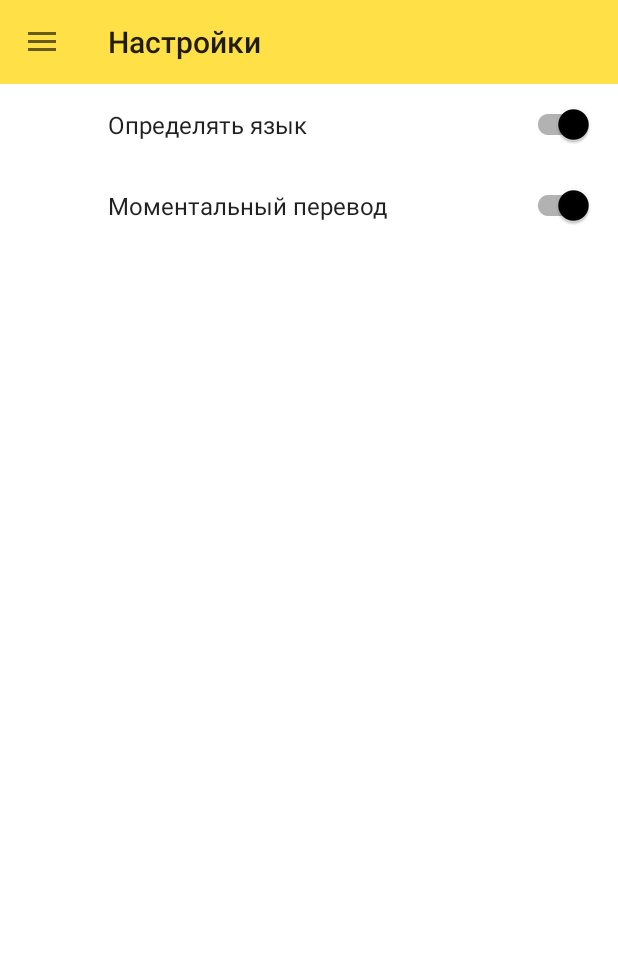
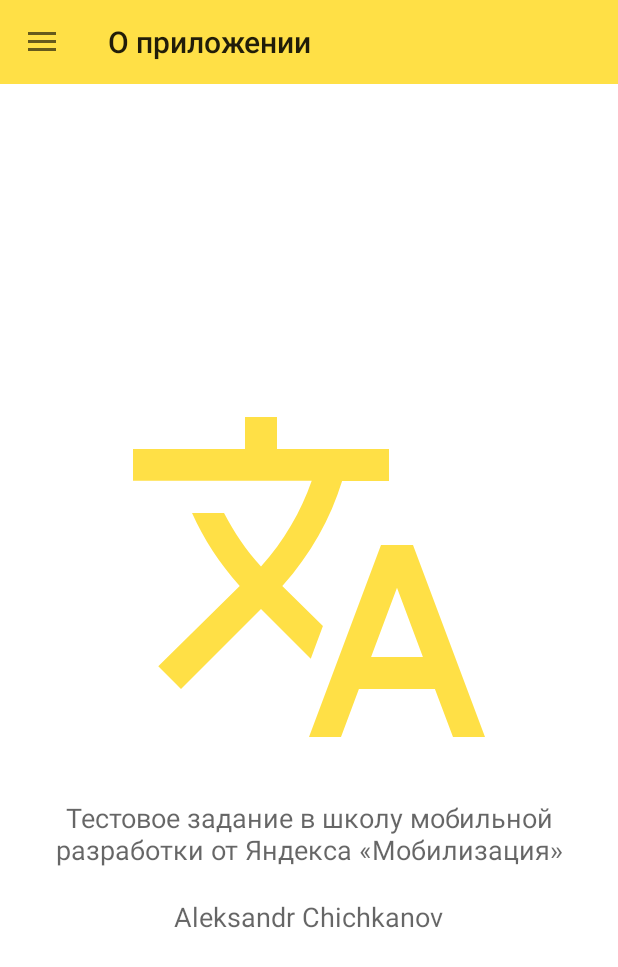
Before and after one commit to chichkanov/Yandex_Translate, an Android app: the screen it shows after launch (NavigationActivity), in the side drawer, after a tap on "О приложении", on a phone screen of 412 x 824 dp. Shown: the top 967 px of the screen. Run offline under Robolectric (Android 15) with nearby library versions, the phone set to English and light mode, and no system bars; 1 statement that could not run was skipped.

Commit message:
added about app fragment

```diff
--- /dev/null
+++ b/app/src/main/java/com/chichkanov/yandex_translate/AboutAppFragment.java
@@ -0,0 +1,48 @@
+package com.chichkanov.yandex_translate;
+
+import android.content.Context;
+import android.net.Uri;
+import android.os.Bundle;
+import android.support.annotation.Nullable;
+import android.support.v4.app.Fragment;
+import android.view.LayoutInflater;
+import android.view.View;
+import android.view.ViewGroup;
+
+
+public class AboutAppFragment extends Fragment {
+
+    private static final String ARG_TITLE = "О приложении";
+    private String title;
+
+    public AboutAppFragment() {
+    }
+
+    public static AboutAppFragment newInstance(String param1) {
+        AboutAppFragment fragment = new AboutAppFragment();
+        Bundle args = new Bundle();
+        args.putString(ARG_TITLE, param1);
+        fragment.setArguments(args);
+        return fragment;
+    }
+
+    @Override
+    public void onCreate(Bundle savedInstanceState) {
+        super.onCreate(savedInstanceState);
+        if (getArguments() != null) {
+            title = getArguments().getString(ARG_TITLE);
+        }
+    }
+
+    @Override
+    public View onCreateView(LayoutInflater inflater, ViewGroup container, Bundle savedInstanceState) {
+        View view = inflater.inflate(R.layout.fragment_about_app, container, false);
+        return view;
+    }
+
+    @Override
+    public void onActivityCreated(@Nullable Bundle savedInstanceState) {
+        super.onActivityCreated(savedInstanceState);
+        getActivity().setTitle(title);
+    }
+}
--- a/app/src/main/java/com/chichkanov/yandex_translate/NavigationActivity.java
+++ b/app/src/main/java/com/chichkanov/yandex_translate/NavigationActivity.java
@@ -68,6 +68,9 @@ public class NavigationActivity extends AppCompatActivity
         } else if (id == R.id.nav_settings) {
             SettingsFragment settingsFragment = SettingsFragment.newInstance("Настройки");
             addFragment(settingsFragment);
+        } else if (id == R.id.nav_about) {
+            AboutAppFragment aboutAppFragment = AboutAppFragment.newInstance("О приложении");
+            addFragment(aboutAppFragment);
         }
 
         DrawerLayout drawer = (DrawerLayout) findViewById(R.id.drawer_layout);
--- a/app/src/main/java/com/chichkanov/yandex_translate/TranslateFragment.java
+++ b/app/src/main/java/com/chichkanov/yandex_translate/TranslateFragment.java
@@ -146,6 +146,8 @@ public class TranslateFragment extends Fragment {
         editor.apply();
     }
 
+
+
     private void restoreSwitchLanguageState() {
         SharedPreferences prefs = getActivity().getSharedPreferences(ConstResources.PREFS_SPINNERS_STATE, Context.MODE_PRIVATE);
         int pos1 = prefs.getInt(TRANSLATION_SPINNER_FROM, 0);
--- a/app/src/main/java/com/chichkanov/yandex_translate/TranslatedFormView.java
+++ b/app/src/main/java/com/chichkanov/yandex_translate/TranslatedFormView.java
@@ -3,6 +3,8 @@ package com.chichkanov.yandex_translate;
 import android.content.ClipData;
 import android.content.ClipboardManager;
 import android.content.Context;
+import android.text.Html;
+import android.text.method.LinkMovementMethod;
 import android.util.AttributeSet;
 import android.view.LayoutInflater;
 import android.view.View;
@@ -50,6 +52,15 @@ public class TranslatedFormView extends RelativeLayout {
                 Toast.makeText(getContext(), "Перевод скопирован", Toast.LENGTH_SHORT).show();
             }
         });
+
+        TextView tvCopyright = (TextView) findViewById(R.id.tv_yandex_copyright);
+
+        if (android.os.Build.VERSION.SDK_INT >= android.os.Build.VERSION_CODES.N) {
+            tvCopyright.setText( Html.fromHtml("<a href=\"https://translate.yandex.ru\">Переведено сервисом «Яндекс.Переводчик</a>", Html.FROM_HTML_MODE_LEGACY));
+        } else {
+            tvCopyright.setText( Html.fromHtml("<a href=\"https://translate.yandex.ru\">Переведено сервисом «Яндекс.Переводчик</a>"));
+        }
+        tvCopyright. setMovementMethod(LinkMovementMethod.getInstance());
     }
 
     public void setText(String text) {
--- /dev/null
+++ b/app/src/main/res/drawable/ic_translate_big.xml
@@ -0,0 +1,9 @@
+<vector xmlns:android="http://schemas.android.com/apk/res/android"
+        android:width="256dp"
+        android:height="256dp"
+        android:viewportWidth="24.0"
+        android:viewportHeight="24.0">
+    <path
+        android:fillColor="@color/colorPrimary"
+        android:pathData="M12.87,15.07l-2.54,-2.51 0.03,-0.03c1.74,-1.94 2.98,-4.17 3.71,-6.53L17,6L17,4h-7L10,2L8,2v2L1,4v1.99h11.17C11.5,7.92 10.44,9.75 9,11.35 8.07,10.32 7.3,9.19 6.69,8h-2c0.73,1.63 1.73,3.17 2.98,4.56l-5.09,5.02L4,19l5,-5 3.11,3.11 0.76,-2.04zM18.5,10h-2L12,22h2l1.12,-3h4.75L21,22h2l-4.5,-12zM15.88,17l1.62,-4.33L19.12,17h-3.24z"/>
+</vector>
--- a/app/src/main/res/layout-land/fragment_translate.xml
+++ b/app/src/main/res/layout-land/fragment_translate.xml
@@ -3,6 +3,7 @@
     android:layout_width="match_parent"
     android:layout_height="match_parent"
     android:animateLayoutChanges="true"
+    android:background="@color/grey"
     tools:context="com.chichkanov.yandex_translate.TranslateFragment">
 
     <com.chichkanov.yandex_translate.SwitchLanguageView
--- /dev/null
+++ b/app/src/main/res/layout/fragment_about_app.xml
@@ -0,0 +1,44 @@
+<?xml version="1.0" encoding="utf-8"?>
+<ScrollView xmlns:android="http://schemas.android.com/apk/res/android"
+    xmlns:app="http://schemas.android.com/apk/res-auto"
+    android:layout_width="match_parent"
+    android:layout_height="match_parent"
+    android:fillViewport="true">
+
+    <RelativeLayout
+        android:layout_width="match_parent"
+        android:layout_height="wrap_content"
+        android:gravity="center"
+        android:orientation="vertical"
+        android:scrollbars="vertical">
+
+        <ImageView
+            android:id="@+id/iv_about_icon"
+            android:layout_width="wrap_content"
+            android:layout_height="wrap_content"
+            android:layout_centerInParent="true"
+            app:srcCompat="@drawable/ic_translate_big" />
+
+        <TextView
+            android:id="@+id/tv_about_task"
+            android:layout_width="wrap_content"
+            android:layout_height="wrap_content"
+            android:layout_below="@+id/iv_about_icon"
+            android:layout_centerHorizontal="true"
+            android:layout_marginTop="20dp"
+            android:gravity="center"
+            android:text="@string/yandex_task"
+            android:textAppearance="@style/TextAppearance.AppCompat.Medium" />
+
+        <TextView
+            android:id="@+id/tv_about_author"
+            android:layout_width="wrap_content"
+            android:layout_height="wrap_content"
+            android:layout_below="@+id/tv_about_task"
+            android:layout_centerHorizontal="true"
+            android:layout_marginTop="20dp"
+            android:gravity="center"
+            android:text="@string/dev_name"
+            android:textAppearance="@style/TextAppearance.AppCompat.Medium" />
+    </RelativeLayout>
+</ScrollView>
--- a/app/src/main/res/layout/fragment_translate.xml
+++ b/app/src/main/res/layout/fragment_translate.xml
@@ -3,8 +3,8 @@
     android:layout_width="match_parent"
     android:layout_height="match_parent"
     android:animateLayoutChanges="true"
+    android:background="@color/grey"
     android:orientation="vertical"
-    android:background="@color/grey"
     tools:context="com.chichkanov.yandex_translate.TranslateFragment">
 
     <com.chichkanov.yandex_translate.SwitchLanguageView
@@ -28,5 +28,4 @@
         android:layout_marginLeft="@dimen/translated_form_margin"
         android:layout_marginRight="@dimen/translated_form_margin"
         android:visibility="gone" />
-
 </LinearLayout>
--- a/app/src/main/res/layout/view_form_translated.xml
+++ b/app/src/main/res/layout/view_form_translated.xml
@@ -23,6 +23,7 @@
                 android:layout_width="wrap_content"
                 android:layout_height="wrap_content"
                 android:layout_alignParentLeft="true"
+                android:layout_alignParentTop="true"
                 android:layout_toLeftOf="@+id/btn_translated_fav"
                 android:textColor="@android:color/black"
                 android:textSize="18sp" />
@@ -47,6 +48,16 @@
                 android:background="?attr/selectableItemBackgroundBorderless"
                 android:contentDescription="@string/translate_fav_btn"
                 android:src="@drawable/ic_copy_text" />
+
+            <TextView
+                android:id="@+id/tv_yandex_copyright"
+                android:layout_width="wrap_content"
+                android:layout_height="wrap_content"
+                android:layout_alignParentBottom="true"
+                android:layout_below="@+id/tv_translated"
+                android:layout_gravity="center_horizontal"
+                android:textColorLink="#7b7b7b"
+                android:textColor="#7b7b7b"/>
         </RelativeLayout>
     </ScrollView>
 </android.support.v7.widget.CardView>
--- a/app/src/main/res/values/strings.xml
+++ b/app/src/main/res/values/strings.xml
@@ -11,11 +11,14 @@
     <string name="menu_settings">Настройки</string>
     <string name="menu_about">О приложении</string>
 
-    <!-- TODO: Remove or change this placeholder text -->
     <string name="hello_blank_fragment">Hello blank fragment</string>
     <string name="translate_hint">Введите текст</string>
     <string name="translate_fav_btn">Mark as favourite word</string>
     <string name="toolbar_clear">Очистить</string>
+    <string name="yandex_copyright_title1">Переведено сервисом «Яндекс.Переводчик»</string>
+    <string name="yandex_copyright_title">User Guide <a href="https://www.google.ru">google.ru</a></string>
+    <string name="dev_name">Aleksandr Chichkanov</string>
+    <string name="yandex_task">Тестовое задание в школу мобильной разработки от Яндекса «Мобилизация»</string>
 
     <string-array name="languages_array">
         <item>английский</item>
```
